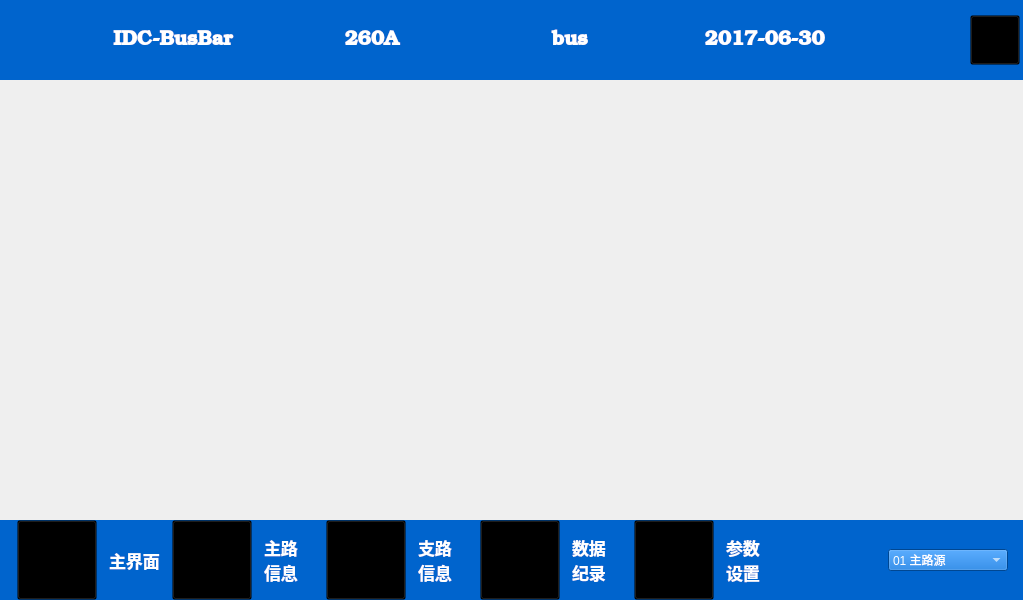
This is BusBar-Qt/mainwindow.ui in luozhiyong131/BusBar as Qt 5 draws it before an edit. The edited form follows.
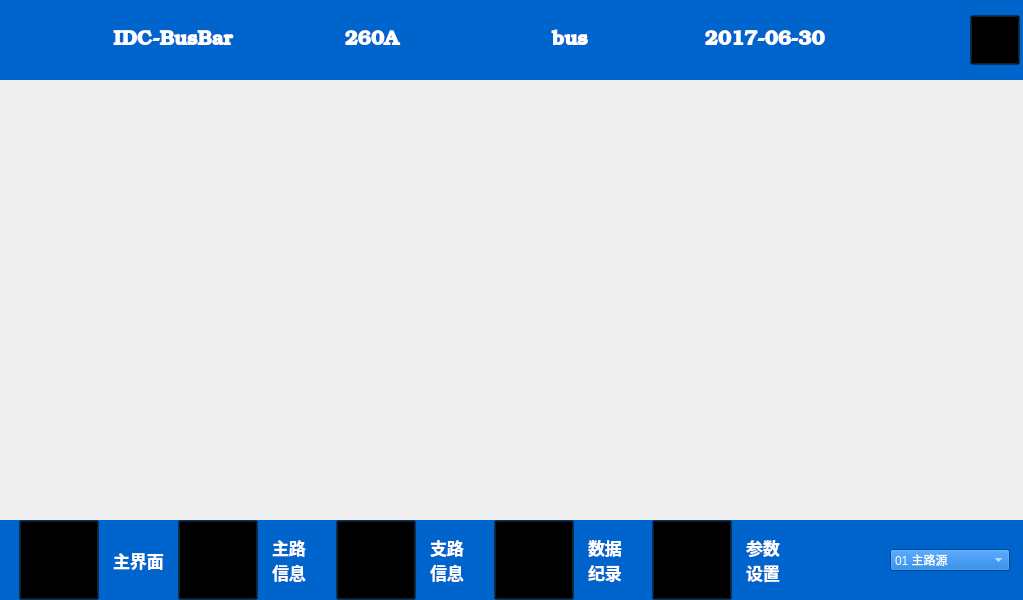
This is the edited form. Icons and pictures are not drawn.

Diff of the .ui file:
```diff
--- a/BusBar-Qt/mainwindow.ui
+++ b/BusBar-Qt/mainwindow.ui
@@ -521,7 +521,7 @@
        </property>
        <property name="sizeHint" stdset="0">
         <size>
-         <width>100</width>
+         <width>80</width>
          <height>20</height>
         </size>
        </property>
```
Left out of the diff: 3 changed lines with no effect on the pictures.
